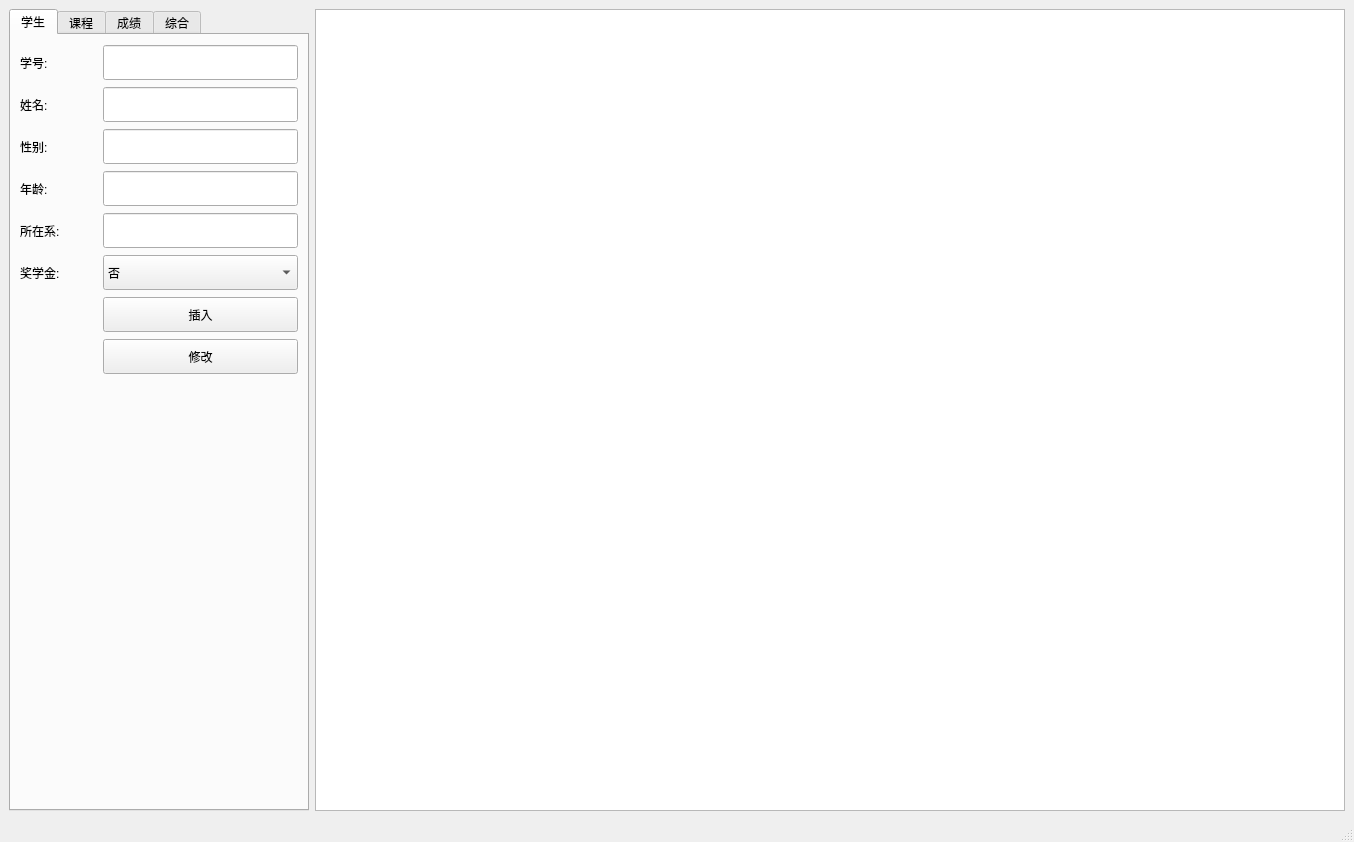
The window that mainwindow.ui (Leun9/xuos-sqlite) describes before a commit, drawn with Qt 5.
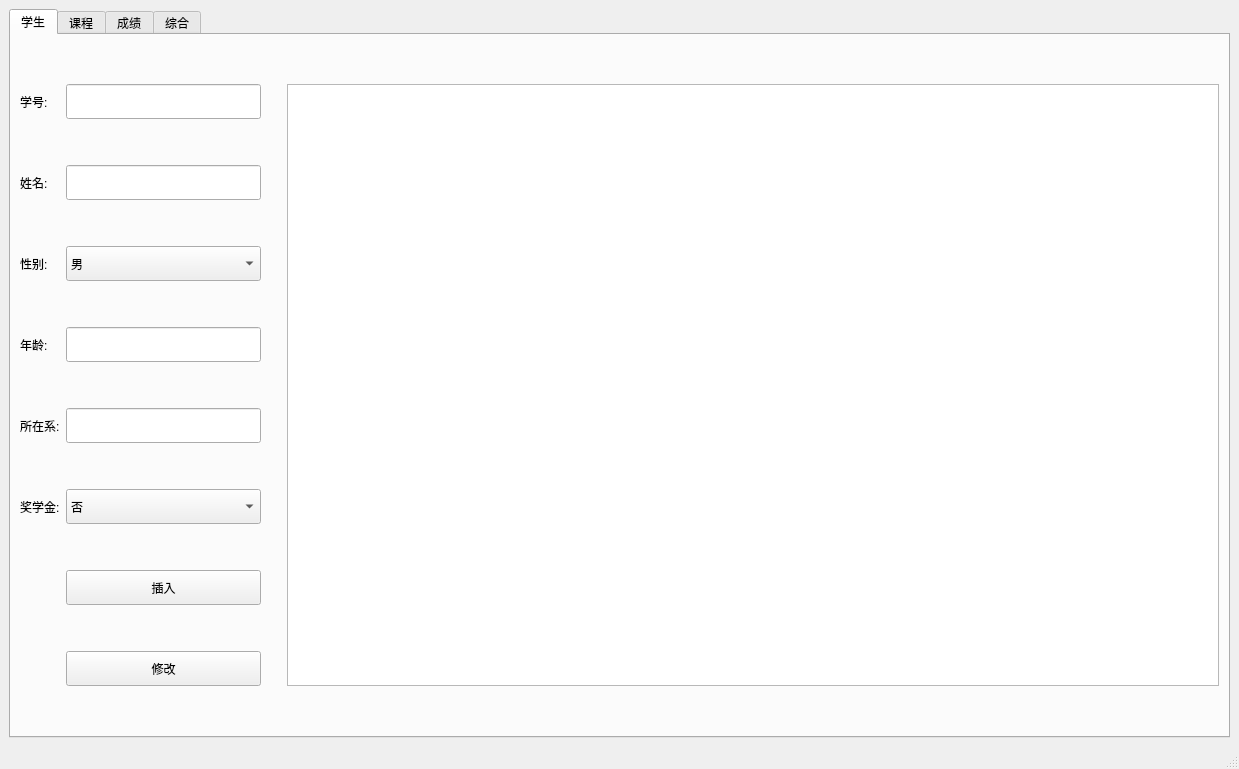
The same window after the commit.

Patch:
```diff
--- a/mainwindow.ui
+++ b/mainwindow.ui
@@ -6,20 +6,26 @@
    <rect>
     <x>0</x>
     <y>0</y>
-    <width>1354</width>
-    <height>842</height>
+    <width>1239</width>
+    <height>769</height>
    </rect>
   </property>
+  <property name="sizePolicy">
+   <sizepolicy hsizetype="Expanding" vsizetype="Expanding">
+    <horstretch>0</horstretch>
+    <verstretch>0</verstretch>
+   </sizepolicy>
+  </property>
   <property name="windowTitle">
    <string>MainWindow</string>
   </property>
   <widget class="QWidget" name="centralwidget">
-   <layout class="QHBoxLayout" name="horizontalLayout">
-    <item>
+   <layout class="QGridLayout" name="gridLayout">
+    <item row="0" column="0">
      <widget class="QTabWidget" name="tabWidget">
       <property name="maximumSize">
        <size>
-        <width>300</width>
+        <width>16777215</width>
         <height>16777215</height>
        </size>
       </property>
@@ -30,30 +36,53 @@
        <attribute name="title">
         <string>学生</string>
        </attribute>
-       <layout class="QGridLayout" name="gridLayout">
-        <item row="1" column="0">
-         <widget class="QLabel" name="label_2">
-          <property name="text">
-           <string>姓名:</string>
-          </property>
-         </widget>
-        </item>
-        <item row="6" column="1">
-         <widget class="QPushButton" name="stu_insert_pushButton">
+       <layout class="QGridLayout" name="gridLayout_6">
+        <item row="0" column="3" rowspan="8">
+         <widget class="QTableWidget" name="tbwStu">
           <property name="minimumSize">
            <size>
-            <width>195</width>
+            <width>0</width>
             <height>0</height>
            </size>
           </property>
+         </widget>
+        </item>
+        <item row="1" column="1">
+         <widget class="QLineEdit" name="leStuName">
+          <property name="minimumSize">
+           <size>
+            <width>0</width>
+            <height>35</height>
+           </size>
+          </property>
           <property name="maximumSize">
            <size>
-            <width>200</width>
+            <width>195</width>
+            <height>16777215</height>
+           </size>
+          </property>
+         </widget>
+        </item>
+        <item row="3" column="1">
+         <widget class="QLineEdit" name="leStuBd">
+          <property name="minimumSize">
+           <size>
+            <width>0</width>
             <height>35</height>
            </size>
           </property>
+          <property name="maximumSize">
+           <size>
+            <width>195</width>
+            <height>16777215</height>
+           </size>
+          </property>
+         </widget>
+        </item>
+        <item row="2" column="0">
+         <widget class="QLabel" name="label_3">
           <property name="text">
-           <string>插入</string>
+           <string>性别:</string>
           </property>
          </widget>
         </item>
@@ -65,7 +94,7 @@
          </widget>
         </item>
         <item row="7" column="1">
-         <widget class="QPushButton" name="stu_update_pushButton">
+         <widget class="QPushButton" name="btnStuChg">
           <property name="minimumSize">
            <size>
             <width>195</width>
@@ -83,15 +112,27 @@
           </property>
          </widget>
         </item>
-        <item row="0" column="0">
-         <widget class="QLabel" name="label">
+        <item row="6" column="1">
+         <widget class="QPushButton" name="btnStuIns">
+          <property name="minimumSize">
+           <size>
+            <width>195</width>
+            <height>0</height>
+           </size>
+          </property>
+          <property name="maximumSize">
+           <size>
+            <width>200</width>
+            <height>35</height>
+           </size>
+          </property>
           <property name="text">
-           <string>学号:</string>
+           <string>插入</string>
           </property>
          </widget>
         </item>
-        <item row="1" column="1">
-         <widget class="QLineEdit" name="stu_sname_lineEdit">
+        <item row="4" column="1">
+         <widget class="QLineEdit" name="leStuDep">
           <property name="minimumSize">
            <size>
             <width>0</width>
@@ -106,8 +147,22 @@
           </property>
          </widget>
         </item>
-        <item row="3" column="1">
-         <widget class="QLineEdit" name="stu_age_lineEdit">
+        <item row="3" column="0">
+         <widget class="QLabel" name="label_4">
+          <property name="text">
+           <string>年龄:</string>
+          </property>
+         </widget>
+        </item>
+        <item row="1" column="0">
+         <widget class="QLabel" name="label_2">
+          <property name="text">
+           <string>姓名:</string>
+          </property>
+         </widget>
+        </item>
+        <item row="0" column="1">
+         <widget class="QLineEdit" name="leStuNum">
           <property name="minimumSize">
            <size>
             <width>0</width>
@@ -122,6 +177,32 @@
           </property>
          </widget>
         </item>
+        <item row="5" column="1">
+         <widget class="QComboBox" name="cbStuSch">
+          <property name="minimumSize">
+           <size>
+            <width>0</width>
+            <height>35</height>
+           </size>
+          </property>
+          <property name="maximumSize">
+           <size>
+            <width>195</width>
+            <height>16777215</height>
+           </size>
+          </property>
+          <item>
+           <property name="text">
+            <string>否</string>
+           </property>
+          </item>
+          <item>
+           <property name="text">
+            <string>是</string>
+           </property>
+          </item>
+         </widget>
+        </item>
         <item row="4" column="0">
          <widget class="QLabel" name="label_5">
           <property name="text">
@@ -129,36 +210,17 @@
           </property>
          </widget>
         </item>
-        <item row="5" column="1">
-         <widget class="QComboBox" name="stu_money_comboBox">
-          <property name="minimumSize">
-           <size>
-            <width>0</width>
-            <height>35</height>
-           </size>
+        <item row="0" column="0">
+         <widget class="QLabel" name="label">
+          <property name="text">
+           <string>学号:</string>
           </property>
-          <property name="maximumSize">
-           <size>
-            <width>195</width>
-            <height>16777215</height>
-           </size>
-          </property>
-          <item>
-           <property name="text">
-            <string>否</string>
-           </property>
-          </item>
-          <item>
-           <property name="text">
-            <string>是</string>
-           </property>
-          </item>
          </widget>
         </item>
-        <item row="8" column="1">
-         <spacer name="verticalSpacer">
+        <item row="3" column="2">
+         <spacer name="horizontalSpacer">
           <property name="orientation">
-           <enum>Qt::Vertical</enum>
+           <enum>Qt::Horizontal</enum>
           </property>
           <property name="sizeType">
            <enum>QSizePolicy::Minimum</enum>
@@ -166,71 +228,29 @@
           <property name="sizeHint" stdset="0">
            <size>
             <width>20</width>
-            <height>420</height>
+            <height>20</height>
            </size>
           </property>
          </spacer>
         </item>
-        <item row="2" column="0">
-         <widget class="QLabel" name="label_3">
-          <property name="text">
-           <string>性别:</string>
-          </property>
-         </widget>
-        </item>
-        <item row="3" column="0">
-         <widget class="QLabel" name="label_4">
-          <property name="text">
-           <string>年龄:</string>
-          </property>
-         </widget>
-        </item>
-        <item row="0" column="1">
-         <widget class="QLineEdit" name="stu_sno_lineEdit">
-          <property name="minimumSize">
-           <size>
-            <width>0</width>
-            <height>35</height>
-           </size>
-          </property>
-          <property name="maximumSize">
-           <size>
-            <width>195</width>
-            <height>16777215</height>
-           </size>
-          </property>
-         </widget>
-        </item>
         <item row="2" column="1">
-         <widget class="QLineEdit" name="stu_sex_lineEdit">
+         <widget class="QComboBox" name="cbStuSex">
           <property name="minimumSize">
            <size>
-            <width>0</width>
-            <height>35</height>
-           </size>
-          </property>
-          <property name="maximumSize">
-           <size>
             <width>195</width>
-            <height>16777215</height>
-           </size>
-          </property>
-         </widget>
-        </item>
-        <item row="4" column="1">
-         <widget class="QLineEdit" name="stu_dept_lineEdit">
-          <property name="minimumSize">
-           <size>
-            <width>0</width>
             <height>35</height>
            </size>
           </property>
-          <property name="maximumSize">
-           <size>
-            <width>195</width>
-            <height>16777215</height>
-           </size>
-          </property>
+          <item>
+           <property name="text">
+            <string>男</string>
+           </property>
+          </item>
+          <item>
+           <property name="text">
+            <string>女</string>
+           </property>
+          </item>
          </widget>
         </item>
        </layout>
@@ -674,16 +694,6 @@
       </widget>
      </widget>
     </item>
-    <item>
-     <widget class="QTableWidget" name="tableWidget">
-      <property name="minimumSize">
-       <size>
-        <width>1000</width>
-        <height>0</height>
-       </size>
-      </property>
-     </widget>
-    </item>
    </layout>
   </widget>
   <widget class="QStatusBar" name="statusbar"/>
```
Left out of the diff: 2 changed lines with no effect on the pictures.
